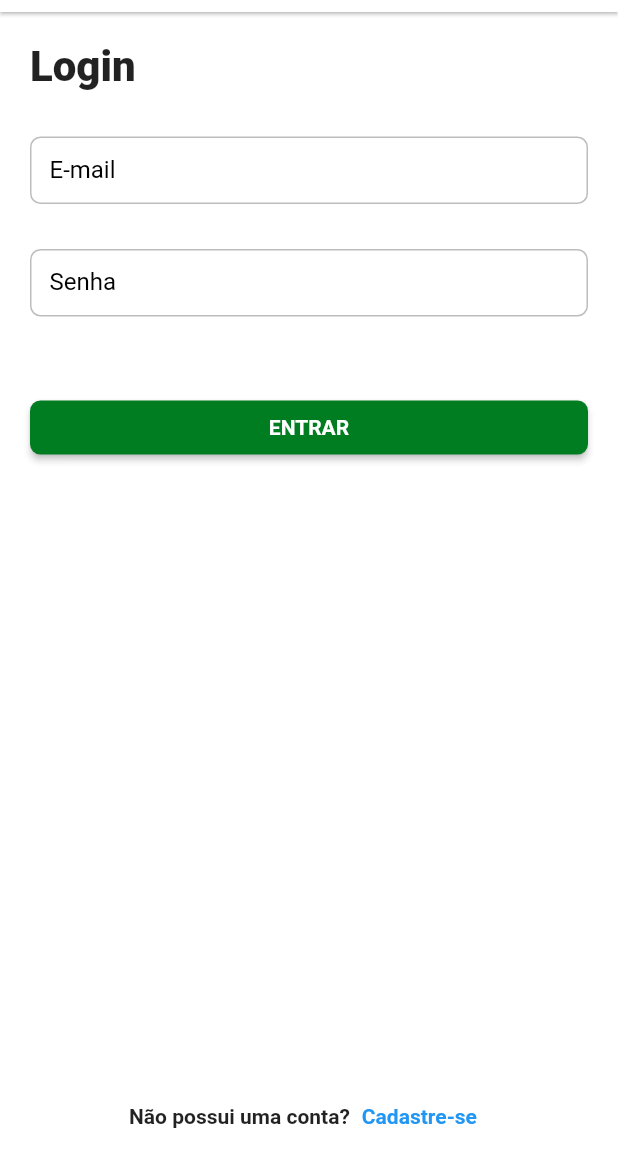
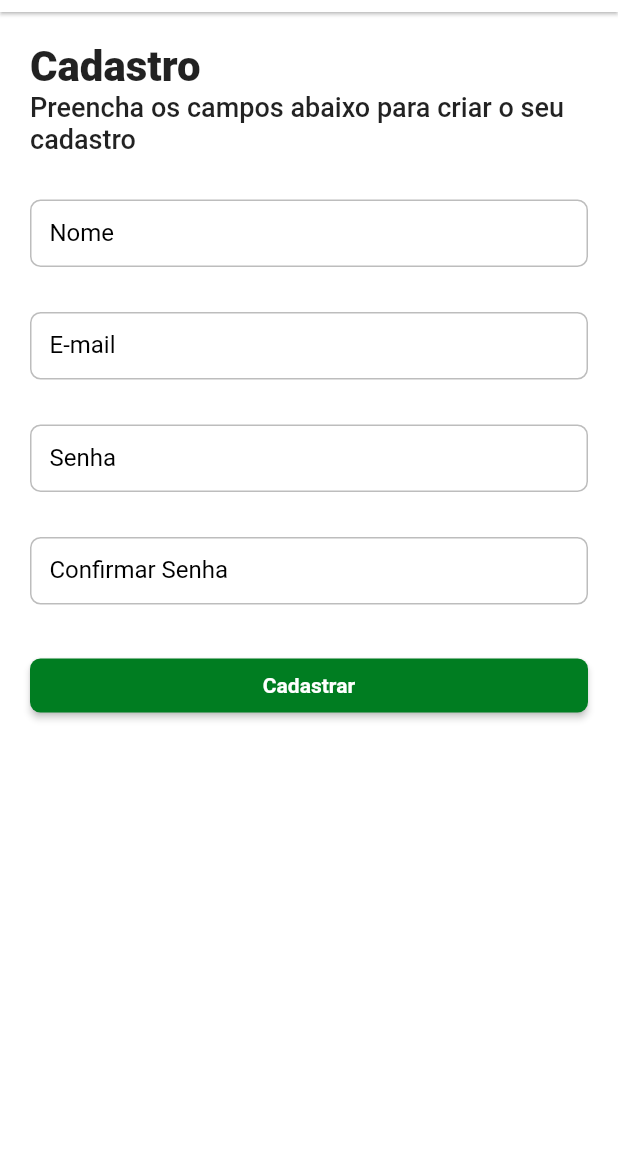
Before and after one commit to Nadilson-IFPE/dw9_delivery_app, a Flutter app: the LoginPage screen opened by its route, after a tap on "Cadastre-se", on a phone screen of 412 x 824 dp, the part 72-1236 px from its top. Run offline on Flutter 3.47's test engine with Material 2 defaults, Android fonts, the phone set to English and light mode, and no system bars; our stand-ins replace bloc, dio, equatable, flutter_bloc, loading_animation_widget, shared_preferences and 1 more; missing offline and left inert: match; accounts and stored records are empty; Roboto replaces fonts that are missing (mplus1).

Commit message:
Tela de registro e alteração no path da tela de login

```diff
--- a/app/lib/app/dw9_delivery_app.dart
+++ b/app/lib/app/dw9_delivery_app.dart
@@ -1,6 +1,7 @@
 import 'package:dw9_delivery_app/app/core/provider/application_binding.dart';
 import 'package:dw9_delivery_app/app/core/ui/theme/theme_config.dart';
-import 'package:dw9_delivery_app/app/pages/auth/login_page.dart';
+import 'package:dw9_delivery_app/app/pages/auth/login/login_page.dart';
+import 'package:dw9_delivery_app/app/pages/auth/register/register_page.dart';
 import 'package:dw9_delivery_app/app/pages/home/home_router.dart';
 import 'package:dw9_delivery_app/app/pages/product_detail/product_detail_page.dart';
 import 'package:dw9_delivery_app/app/pages/product_detail/product_detail_router.dart';
@@ -21,6 +22,7 @@ class Dw9DeliveryApp extends StatelessWidget {
           '/home': (context) => HomeRouter.page,
           '/productDetail': (context) => ProductDetailRouter.page,
           '/auth/login': (context) => const LoginPage(),
+          '/auth/register': (context) => const RegisterPage(),
         },
       ),
     );
--- a/app/lib/app/pages/auth/login_page.dart
+++ b/app/lib/app/pages/auth/login/login_page.dart
@@ -59,7 +59,9 @@ class LoginPage extends StatelessWidget {
                       style: context.textStyles.textBold,
                     ),
                     TextButton(
-                      onPressed: () {},
+                      onPressed: () {
+                        Navigator.of(context).pushNamed('/auth/register');
+                      },
                       child: Text(
                         'Cadastre-se',
                         style: context.textStyles.textBold
--- /dev/null
+++ b/app/lib/app/pages/auth/register/register_page.dart
@@ -0,0 +1,60 @@
+import 'package:dw9_delivery_app/app/core/ui/styles/text_styles.dart';
+import 'package:dw9_delivery_app/app/core/ui/widgets/delivery_appbar.dart';
+import 'package:dw9_delivery_app/app/core/ui/widgets/delivery_button.dart';
+import 'package:flutter/material.dart';
+
+class RegisterPage extends StatelessWidget {
+  const RegisterPage({super.key});
+
+  @override
+  Widget build(BuildContext context) {
+    return Scaffold(
+      appBar: DeliveryAppbar(),
+      body: SingleChildScrollView(
+        child: Padding(
+          padding: const EdgeInsets.all(20),
+          child: Form(
+            child: Column(
+              crossAxisAlignment: CrossAxisAlignment.start,
+              children: [
+                Text(
+                  'Cadastro',
+                  style: context.textStyles.textTitle,
+                ),
+                Text(
+                  'Preencha os campos abaixo para criar o seu cadastro',
+                  style: context.textStyles.textMedium.copyWith(fontSize: 18),
+                ),
+                const SizedBox(height: 30),
+                TextFormField(
+                  decoration: const InputDecoration(label: Text('Nome')),
+                ),
+                const SizedBox(height: 30),
+                TextFormField(
+                  decoration: const InputDecoration(label: Text('E-mail')),
+                ),
+                const SizedBox(height: 30),
+                TextFormField(
+                  decoration: const InputDecoration(label: Text('Senha')),
+                ),
+                const SizedBox(height: 30),
+                TextFormField(
+                  decoration:
+                      const InputDecoration(label: Text('Confirmar Senha')),
+                ),
+                const SizedBox(height: 30),
+                Center(
+                  child: DeliveryButton(
+                    label: 'Cadastrar',
+                    onPressed: () {},
+                    width: double.infinity,
+                  ),
+                ),
+              ],
+            ),
+          ),
+        ),
+      ),
+    );
+  }
+}
```
